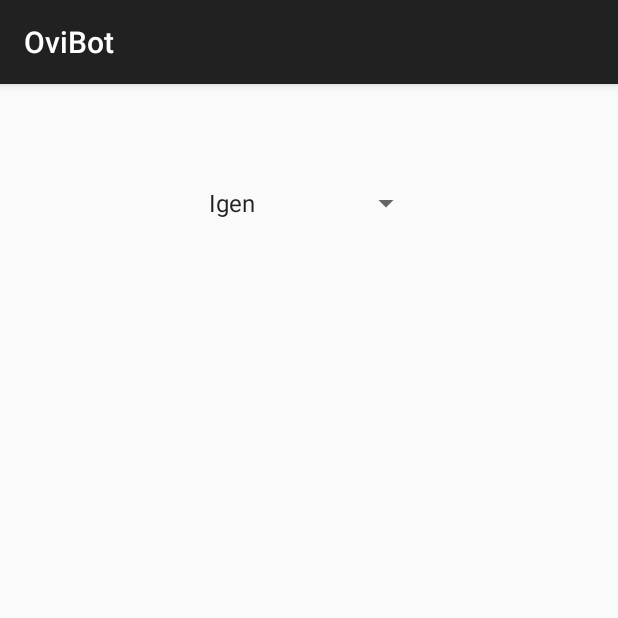
After one commit to lazarferenc/ProjectX, an Android app: the JelenletiActivity screen opened directly, with no data from a screen before it, on a phone screen of 412 x 824 dp, the top half of it. The commit adds this screen. Run offline under Robolectric (Android 15) with nearby library versions, the phone set to English and light mode, and no system bars.

Commit message:
added_jelenleti
Hozza adtam egy jelenleti ablakot a projecthez es azon lefejlesztettem
egy spinnert_delutan folytatom

```diff
--- a/MyApplication/app/src/main/AndroidManifest.xml
+++ b/MyApplication/app/src/main/AndroidManifest.xml
@@ -16,7 +16,8 @@
                 <category android:name="android.intent.category.LAUNCHER" />
             </intent-filter>
         </activity>
-        <activity android:name=".OvonoActivity"></activity>
+        <activity android:name=".OvonoActivity" />
+        <activity android:name=".JelenletiActivity"></activity>
     </application>
 
 </manifest>
--- /dev/null
+++ b/MyApplication/app/src/main/java/com/example/user/myapplication/JelenletiActivity.java
@@ -0,0 +1,36 @@
+package com.example.user.myapplication;
+
+import android.support.v7.app.AppCompatActivity;
+import android.os.Bundle;
+import android.view.View;
+import android.widget.Adapter;
+import android.widget.AdapterView;
+import android.widget.ArrayAdapter;
+import android.widget.Spinner;
+import android.widget.Toast;
+
+public class JelenletiActivity extends AppCompatActivity {
+    Spinner spinner;
+    ArrayAdapter<CharSequence> adapter;
+    @Override
+    protected void onCreate(Bundle savedInstanceState) {
+        super.onCreate(savedInstanceState);
+        setContentView(R.layout.activity_jelenleti);
+        spinner = (Spinner) findViewById(R.id.megjelent_spinner);
+        adapter = ArrayAdapter.createFromResource(this,R.array.megjelent,android.R.layout.simple_spinner_item);
+        adapter.setDropDownViewResource(android.R.layout.simple_spinner_dropdown_item);
+        spinner.setAdapter(adapter);
+
+        spinner.setOnItemSelectedListener(new AdapterView.OnItemSelectedListener() {
+            @Override
+            public void onItemSelected(AdapterView<?> parent, View view, int position, long id) {
+                Toast.makeText(getBaseContext(),parent.getItemAtPosition(position)+" kiválasztva ", Toast.LENGTH_LONG).show();
+            }
+
+            @Override
+            public void onNothingSelected(AdapterView<?> parent) {
+
+            }
+        });
+    }
+}
--- a/MyApplication/app/src/main/java/com/example/user/myapplication/OvonoActivity.java
+++ b/MyApplication/app/src/main/java/com/example/user/myapplication/OvonoActivity.java
@@ -1,13 +1,28 @@
 package com.example.user.myapplication;
 
+import android.content.Intent;
 import android.support.v7.app.AppCompatActivity;
 import android.os.Bundle;
+import android.view.View;
+import android.widget.Button;
+import android.widget.CheckBox;
 
 public class OvonoActivity extends AppCompatActivity {
-
+    Button btn;
     @Override
     protected void onCreate(Bundle savedInstanceState) {
         super.onCreate(savedInstanceState);
         setContentView(R.layout.activity_ovono);
+        btn=(Button)findViewById(R.id.btn_jelenleti);
+
+        btn.setOnClickListener(new View.OnClickListener() {
+            @Override
+            public void onClick(View view) {
+
+
+                Intent intent=new Intent(OvonoActivity.this,JelenletiActivity.class);
+                startActivity(intent);
+            }
+        });
     }
-}
+    }
--- /dev/null
+++ b/MyApplication/app/src/main/res/layout/activity_jelenleti.xml
@@ -0,0 +1,25 @@
+<?xml version="1.0" encoding="utf-8"?>
+<RelativeLayout xmlns:android="http://schemas.android.com/apk/res/android"
+    xmlns:tools="http://schemas.android.com/tools"
+    android:id="@+id/activity_jelenleti"
+    android:layout_width="match_parent"
+    android:layout_height="match_parent"
+    android:paddingBottom="@dimen/activity_vertical_margin"
+    android:paddingLeft="@dimen/activity_horizontal_margin"
+    android:paddingRight="@dimen/activity_horizontal_margin"
+    android:paddingTop="@dimen/activity_vertical_margin"
+    tools:context="com.example.user.myapplication.JelenletiActivity">
+
+    <Spinner
+        android:layout_width="150dp"
+        android:layout_height="wrap_content"
+        android:id="@+id/megjelent_spinner"
+        android:layout_marginLeft="115dp"
+        android:layout_marginStart="115dp"
+        android:layout_alignParentTop="true"
+        android:layout_alignParentLeft="true"
+        android:layout_alignParentStart="true"
+        android:layout_marginTop="51dp" />
+
+
+</RelativeLayout>
--- a/MyApplication/app/src/main/res/values/strings.xml
+++ b/MyApplication/app/src/main/res/values/strings.xml
@@ -3,4 +3,10 @@
 
     <string name="hello_world">Hello world!</string>
     <string name="action_settings">Settings</string>
+    <string-array name="megjelent">
+        <item>Igen</item>
+        <item>Nem</item>
+        <item>Késett</item>
+
+    </string-array>
 </resources>
```
Also changed, not shown: 1 other file.
